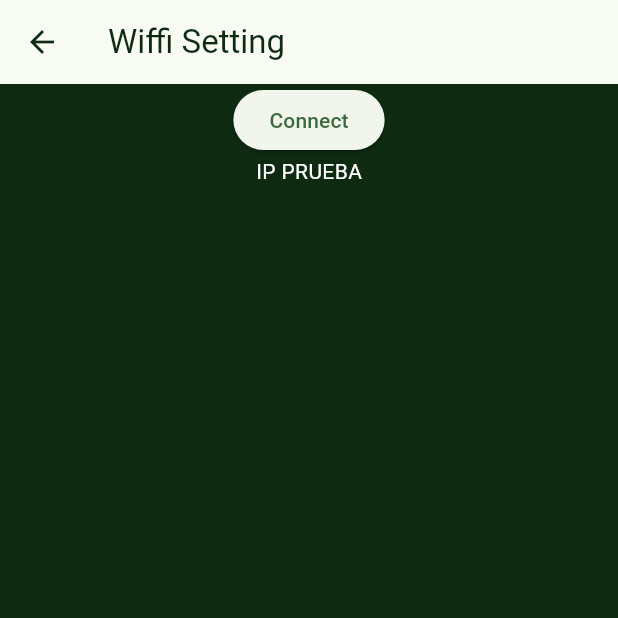
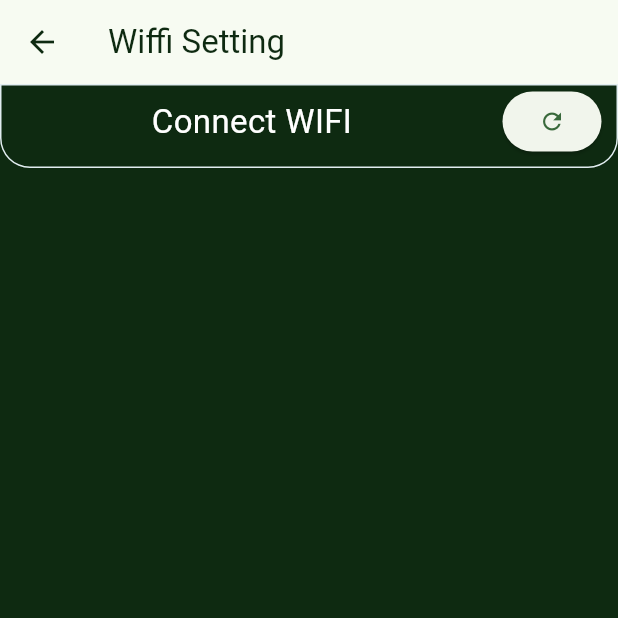
Before and after one commit to jmontero22c/Flutter_Guardian, a Flutter app: the WifiSettings screen opened by its route, on a phone screen of 412 x 824 dp, the top half of it. Run offline on Flutter 3.47's test engine with Material 2 defaults, Android fonts, the phone set to English and light mode, and no system bars; our stand-ins replace permission_handler; missing offline and left inert: network_info_plus.

Commit message:
Estilos a la pagina wifi settings

```diff
--- a/lib/Screens/main_page.dart
+++ b/lib/Screens/main_page.dart
@@ -4,7 +4,6 @@ import 'package:my_app/Routes/routes.dart';
 
 class MainPage extends StatelessWidget {
   const MainPage({super.key});
-
   @override
   Widget build(BuildContext context) {
     return Scaffold(
--- a/lib/Screens/wifi_settings.dart
+++ b/lib/Screens/wifi_settings.dart
@@ -2,7 +2,6 @@ import 'package:flutter/material.dart';
 import 'package:my_app/Colors/colors.dart';
 import 'package:network_info_plus/network_info_plus.dart';
 import 'package:permission_handler/permission_handler.dart';
-import 'package:http/http.dart' as http;
 
 class WifiSettings extends StatefulWidget {
   const WifiSettings({super.key});
@@ -13,34 +12,41 @@ class WifiSettings extends StatefulWidget {
 
 class _WifiSettings extends State<WifiSettings> {
   final info = NetworkInfo();
-  String nameWifi = '';
-  String? wifiIP = 'IP PRUEBA';
+  var locationStatus = Permission.location.status;
+  List wifiObject = [];
 
-  Future<void> connectWifi() async {
+  @override
+  void initState(){
+    super.initState();
+    getPermission();
+  }
+
+  Future<void> getPermission() async{
     var locationStatus = await Permission.location.status;
-
-    print(locationStatus);
     if (locationStatus.isDenied){
       await Permission.locationWhenInUse.request();
     }
     if (await Permission.location.isRestricted) {
       openAppSettings();
     }
-    if (await Permission.location.isGranted)
-    {
-      var wifiName = await info.getWifiName();
-      var _wifiIP = await info.getWifiIP();
-      if (_wifiIP != null) {
-        setState(() {
-          nameWifi = wifiName??"NO NAME";
-          wifiIP = _wifiIP;
-        });
-        print(nameWifi);
-      } else {
-        print('Not connected to a Wi-Fi network.');
-      }
+  }
+
+  Future<void> searchWIFI() async {
+    var wifiName = await info.getWifiName();
+    wifiObject.clear();
+
+    if (wifiName != null) {
+      setState(() {
+        wifiObject.add([wifiName, false]);
+      });
+    } else {
+      setState(() {
+        ScaffoldMessenger.of(context).showSnackBar(
+        const SnackBar(content: Text("There's no SPG Red", style: TextStyle(fontSize: 15),))
+      );
+      });
+
     }
-
   }
 
   @override
@@ -50,30 +56,103 @@ class _WifiSettings extends State<WifiSettings> {
         title: const Text("Wiffi Setting", style: TextStyle(color: AppColors.mainColor),),
         iconTheme: const IconThemeData(color: AppColors.mainColor),
       ),
-      body: ListView(
+      body: Column(
         children: [
-          Center(
-            child: ElevatedButton(
-              // style: style,
-              onPressed: () => connectWifi(),
-              child: const Text("Connect"),
+          Container(
+            padding: const EdgeInsets.only(bottom: 6),
+            decoration:  const BoxDecoration(
+              border: Border(
+                bottom: BorderSide(width: 1.0, color: Color(0xFFe1edf0)),
+                right: BorderSide(width: 1.0, color: Color(0xFFe1edf0)),
+                left: BorderSide(width: 1.0, color: Color(0xFFe1edf0)),
+                top: BorderSide(width: 1.0, color: Color(0xFFe1edf0)),
+              ),
+              borderRadius: BorderRadius.only(
+                bottomLeft: Radius.circular(20),
+                bottomRight: Radius.circular(20)
+              ),
+            ),
+            child: Row(
+              mainAxisAlignment: MainAxisAlignment.center,
+              children: [
+                const Expanded(
+                  // margin: const EdgeInsets.only(right: 10),
+                  child: Text(
+                    "Connect WIFI",
+                    textAlign: TextAlign.center,
+                    style: TextStyle(
+                      color: Colors.white,
+                      fontSize: 22
+
+                    ),
+                  ),
+                ),
+                Padding(
+                  padding: const EdgeInsets.only(right: 10),
+                  child: ElevatedButton(
+                    onPressed: () => searchWIFI(),
+                    child: const Icon(Icons.refresh),
+
+                  ),
+                ),
+              ],
             ),
           ),
-          Center(
-            child: Text(
-              wifiIP!,
-              style: const TextStyle(color: Colors.white),
+          Expanded(
+            child: ListView.builder(
+              itemCount: wifiObject.length,
+              itemBuilder: (context, index) {
+                return WifiItem( nameWifi: wifiObject[0][0], statusWifi: true );
+              },
             ),
-          ),
-          Center(
-            child: Text(
-              nameWifi,
-              style: const TextStyle(color: Colors.white),
-            ),
-          ),
+          )
+
+
         ],
       ),
     );
 
   }
 }
+
+
+//Lista Wifi
+class WifiItem extends StatelessWidget {
+  final String nameWifi;
+  final bool statusWifi;
+  const WifiItem({super.key, required this.nameWifi, required this.statusWifi});
+
+  @override
+  Widget build(BuildContext context) {
+    return Expanded(
+      child: Container(
+        padding: const EdgeInsets.all(10),
+        decoration: const BoxDecoration(
+          border: Border(
+            bottom: BorderSide(width: 1.0, color: Color(0xFFe1edf0)),
+          ),
+
+        ),
+
+        child: Row(
+          children: [
+            Icon(
+              Icons.wifi,
+              color: statusWifi ? Colors.green : Colors.red,
+              size: 40,
+            ),
+            Text(
+              nameWifi,
+              style: TextStyle(
+                color: statusWifi ? Colors.white : Colors.red,
+                fontSize: 20,
+              ),
+              textAlign: TextAlign.left,
+
+            )
+          ],
+        ),
+      ),
+    );
+  }
+}
--- a/lib/models/wifi.dart
+++ b/lib/models/wifi.dart
@@ -1,3 +1,7 @@
-// class Wifi {
-//   String name;
-// }
+class Wifi {
+  final String nameSSID;
+  final String ip;
+
+  const Wifi(this.nameSSID, this.ip);
+
+}
```
